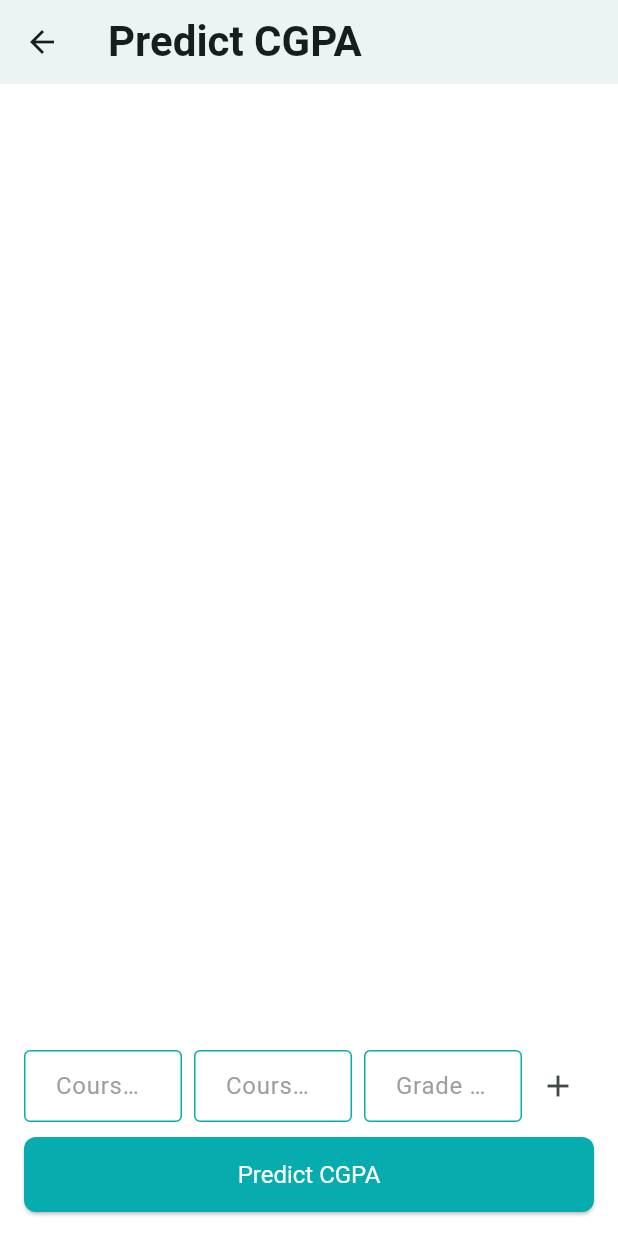
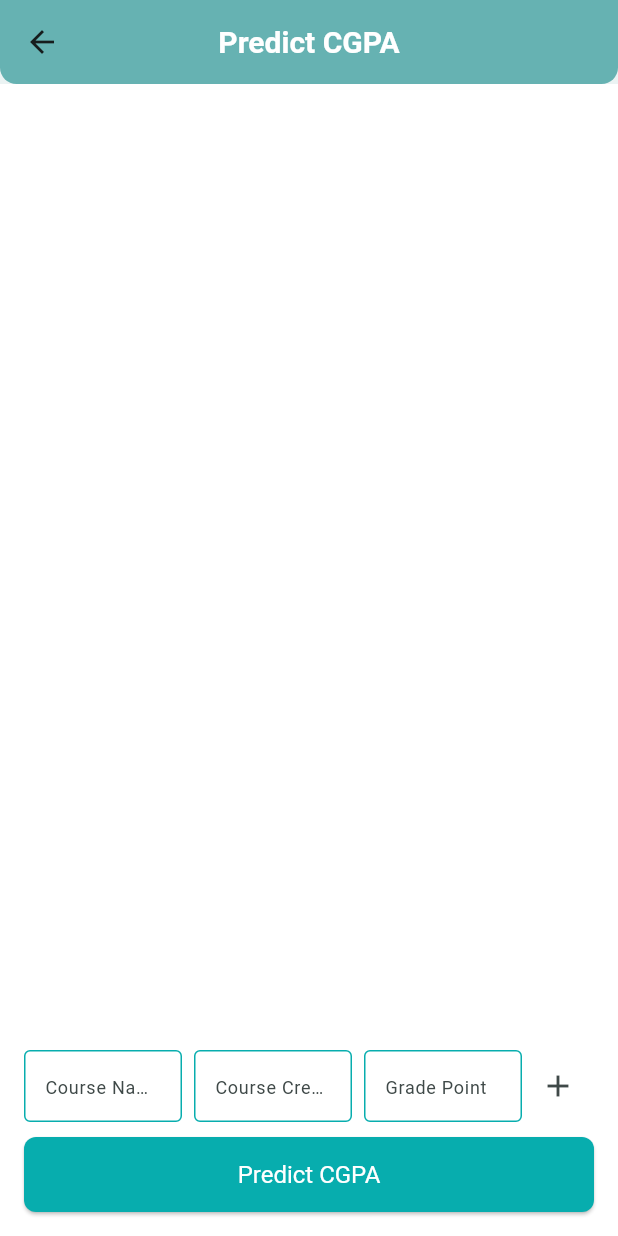
Before and after one commit to PoramaChowdhury/project_test, a Flutter app: the PredictScreen screen opened directly with empty values, on a phone screen of 412 x 824 dp. Run offline on Flutter 3.47's test engine with Material 3 defaults, Android fonts, the phone set to English and light mode, and no system bars; our stand-ins replace appwrite, carousel_slider, cloud_firestore, curved_navigation_bar, dash_chat_2, firebase_auth and 14 more; accounts and stored records are empty; project files that could hold a hidden picture were left out.

Commit message:
fix predict cgpa screen booked seat color signin forgetpass clr

```diff
--- a/lib/features/auth/ui/screens/sign_in_screen.dart
+++ b/lib/features/auth/ui/screens/sign_in_screen.dart
@@ -67,7 +67,7 @@ class _SignInScreenState extends State<SignInScreen> {
                       child: const Text(
                         'Forget your password?',
                         style:
-                        TextStyle(letterSpacing: 0.5, color: Colors.grey),
+                        TextStyle(letterSpacing: 0.5, color: AppColors.themeColor),
                       ),
                     ),
                     _buildSignUpSection(),
--- a/lib/features/student/student_assistant/cgpa/ui/screens/predict_cgpa_screen.dart
+++ b/lib/features/student/student_assistant/cgpa/ui/screens/predict_cgpa_screen.dart
@@ -1,13 +1,15 @@
 import 'package:cloud_firestore/cloud_firestore.dart';
 import 'package:firebase_auth/firebase_auth.dart';
 import 'package:flutter/material.dart';
+import 'package:project/features/common/ui/widgets/custom_app_bar.dart';
 import 'package:project/features/student/student_assistant/cgpa/data/model/semester.dart';
 import 'package:project/features/student/student_assistant/cgpa/ui/screens/cgpa.dart';
 
 class PredictScreen extends StatefulWidget {
   final List<Semester> existingSemesters;
 
-  const PredictScreen({Key? key, required this.existingSemesters}) : super(key: key);
+  const PredictScreen({Key? key, required this.existingSemesters})
+      : super(key: key);
 
   @override
   State<PredictScreen> createState() => _PredictScreenState();
@@ -34,7 +36,8 @@ class _PredictScreenState extends State<PredictScreen> {
       Semester semester = Semester();
       List<dynamic> courses = doc['courses'];
       for (var course in courses) {
-        semester.addCourse(course['name'], course['credit'], course['gradePoint']);
+        semester.addCourse(
+            course['name'], course['credit'], course['gradePoint']);
       }
       widget.existingSemesters.add(semester);
     }
@@ -52,7 +55,6 @@ class _PredictScreenState extends State<PredictScreen> {
         _predictedCourses.add(Course(courseNameController.text, credit, cg));
       });
 
-      // Clear the text fields
       courseNameController.clear();
       courseCreditController.clear();
       courseGradeController.clear();
@@ -63,7 +65,6 @@ class _PredictScreenState extends State<PredictScreen> {
     double totalCredits = 0;
     double totalPoints = 0;
 
-    // Calculate CGPA from existing semesters
     for (var semester in widget.existingSemesters) {
       totalCredits += semester.totalCredits;
       totalPoints += semester.totalPoints;
@@ -97,9 +98,7 @@ class _PredictScreenState extends State<PredictScreen> {
   @override
   Widget build(BuildContext context) {
     return Scaffold(
-      appBar: AppBar(
-        title: const Text('Predict CGPA'),
-      ),
+      appBar: const CustomAppBar(title: 'Predict CGPA'),
       body: Padding(
         padding: const EdgeInsets.all(16.0),
         child: Column(
@@ -123,7 +122,14 @@ class _PredictScreenState extends State<PredictScreen> {
                 Expanded(
                   child: TextField(
                     controller: courseNameController,
-                    decoration: const InputDecoration(hintText: 'Course Name'),
+                    decoration:  InputDecoration(hintText: 'Course Name',hintStyle: const TextStyle(
+                      fontSize: 12, // Set font size of hint text
+                    ),
+                      contentPadding: const EdgeInsets.symmetric(
+                          vertical: 12, horizontal: 10),
+                      border: OutlineInputBorder(
+                        borderRadius: BorderRadius.circular(8),
+                      ),),
                   ),
                 ),
                 const SizedBox(width: 8),
@@ -131,7 +137,15 @@ class _PredictScreenState extends State<PredictScreen> {
                   child: TextField(
                     controller: courseCreditController,
                     keyboardType: TextInputType.number,
-                    decoration: const InputDecoration(hintText: 'Course Credit'),
+                    decoration:
+                         InputDecoration(hintText: 'Course Credit',hintStyle: const TextStyle(
+                           fontSize: 12, // Set font size of hint text
+                         ),
+                           contentPadding: const EdgeInsets.symmetric(
+                               vertical: 12, horizontal: 10),
+                           border: OutlineInputBorder(
+                             borderRadius: BorderRadius.circular(8),
+                           ),),
                   ),
                 ),
                 const SizedBox(width: 8),
@@ -139,7 +153,14 @@ class _PredictScreenState extends State<PredictScreen> {
                   child: TextField(
                     controller: courseGradeController,
                     keyboardType: TextInputType.number,
-                    decoration: const InputDecoration(hintText: 'Grade Point'),
+                    decoration:  InputDecoration(hintText: 'Grade Point',hintStyle: const TextStyle(
+                      fontSize: 12, // Set font size of hint text
+                    ),
+                      contentPadding: const EdgeInsets.symmetric(
+                          vertical: 12, horizontal: 10),
+                      border: OutlineInputBorder(
+                        borderRadius: BorderRadius.circular(8),
+                      ),),
                   ),
                 ),
                 IconButton(
--- a/lib/features/student/transport/ui/screens/seat_booking_screen.dart
+++ b/lib/features/student/transport/ui/screens/seat_booking_screen.dart
@@ -248,9 +248,10 @@ class _SeatBookingScreenState extends State<SeatBookingScreen> {
                             fontSize: 16,
                             color: selectedDate == null
                                 ? AppColors.themeColor
-                                : Colors.black,
+                                : (Theme.of(context).brightness == Brightness.dark ? Colors.white : Colors.black),
                           ),
                         ),
+
                       ),
                     ),
                   ],
```
